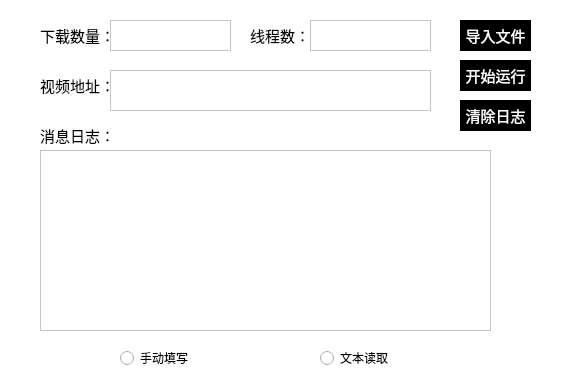
Qt form ui_spider/crawler_case/test2.ui (xwk134/myspider) before a commit.
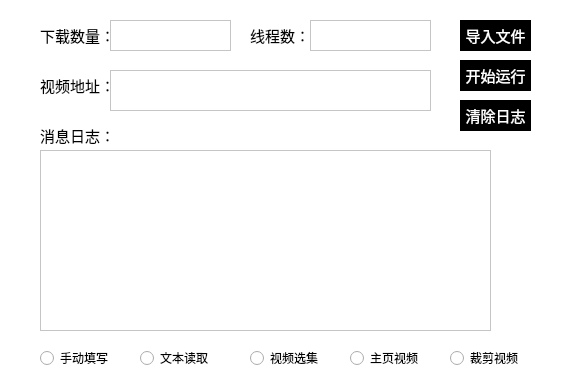
The same form after that commit.

Commit message: 视频剪辑

Patch:
```diff
--- a/ui_spider/crawler_case/test2.ui
+++ b/ui_spider/crawler_case/test2.ui
@@ -177,7 +177,7 @@
   <widget class="QRadioButton" name="radioButton">
    <property name="geometry">
     <rect>
-     <x>120</x>
+     <x>40</x>
      <y>350</y>
      <width>89</width>
      <height>16</height>
@@ -193,7 +193,7 @@
   <widget class="QRadioButton" name="radioButton_2">
    <property name="geometry">
     <rect>
-     <x>320</x>
+     <x>140</x>
      <y>350</y>
      <width>89</width>
      <height>16</height>
@@ -206,6 +206,54 @@
     <string notr="true">buttonGroup</string>
    </attribute>
   </widget>
+  <widget class="QRadioButton" name="radioButton_3">
+   <property name="geometry">
+    <rect>
+     <x>250</x>
+     <y>350</y>
+     <width>89</width>
+     <height>16</height>
+    </rect>
+   </property>
+   <property name="text">
+    <string>视频选集</string>
+   </property>
+   <attribute name="buttonGroup">
+    <string notr="true">buttonGroup</string>
+   </attribute>
+  </widget>
+  <widget class="QRadioButton" name="radioButton_4">
+   <property name="geometry">
+    <rect>
+     <x>350</x>
+     <y>350</y>
+     <width>89</width>
+     <height>16</height>
+    </rect>
+   </property>
+   <property name="text">
+    <string>主页视频</string>
+   </property>
+   <attribute name="buttonGroup">
+    <string notr="true">buttonGroup</string>
+   </attribute>
+  </widget>
+  <widget class="QRadioButton" name="radioButton_5">
+   <property name="geometry">
+    <rect>
+     <x>450</x>
+     <y>350</y>
+     <width>89</width>
+     <height>16</height>
+    </rect>
+   </property>
+   <property name="text">
+    <string>裁剪视频</string>
+   </property>
+   <attribute name="buttonGroup">
+    <string notr="true">buttonGroup</string>
+   </attribute>
+  </widget>
  </widget>
  <resources/>
  <connections/>
```
The commit also changes 7 other files.
